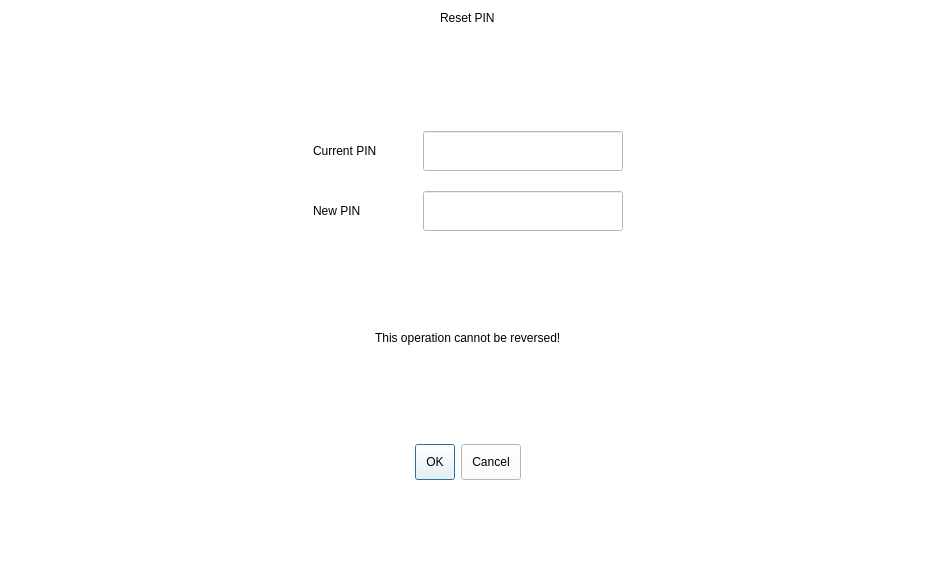
First picture: the form in resetpin.ui, repository arc-bphc/sims-gui, before the edit.
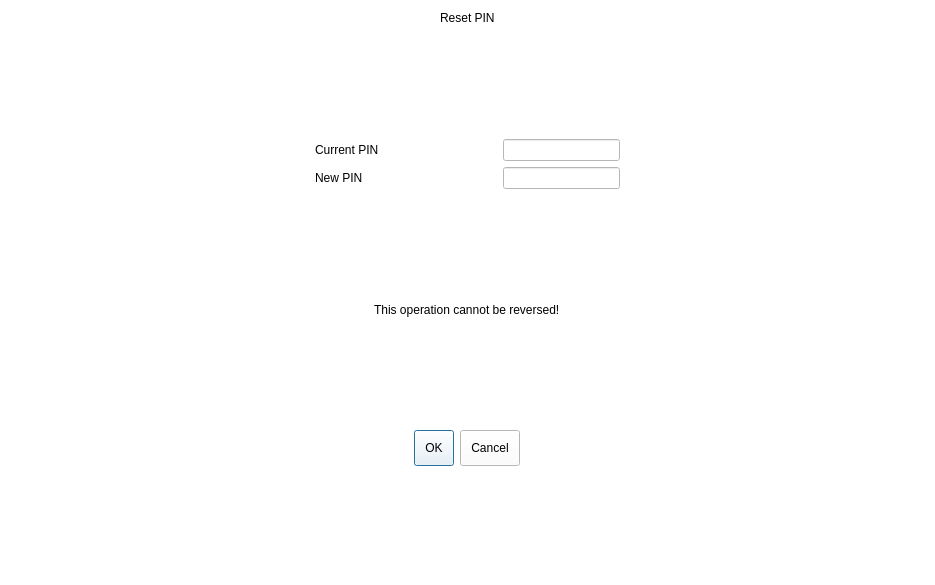
Second picture: the form after the edit.

Diff of the .ui file:
```diff
--- a/resetpin.ui
+++ b/resetpin.ui
@@ -21,46 +21,7 @@
   <layout class="QGridLayout" name="gridLayout_3">
    <item row="0" column="0">
     <layout class="QGridLayout" name="gridLayout_2">
-     <item row="3" column="1">
-      <spacer name="verticalSpacer">
-       <property name="orientation">
-        <enum>Qt::Vertical</enum>
-       </property>
-       <property name="sizeHint" stdset="0">
-        <size>
-         <width>20</width>
-         <height>40</height>
-        </size>
-       </property>
-      </spacer>
-     </item>
      <item row="7" column="1">
-      <spacer name="verticalSpacer_4">
-       <property name="orientation">
-        <enum>Qt::Vertical</enum>
-       </property>
-       <property name="sizeHint" stdset="0">
-        <size>
-         <width>20</width>
-         <height>40</height>
-        </size>
-       </property>
-      </spacer>
-     </item>
-     <item row="5" column="1">
-      <spacer name="verticalSpacer_3">
-       <property name="orientation">
-        <enum>Qt::Vertical</enum>
-       </property>
-       <property name="sizeHint" stdset="0">
-        <size>
-         <width>20</width>
-         <height>40</height>
-        </size>
-       </property>
-      </spacer>
-     </item>
-     <item row="1" column="1">
       <spacer name="verticalSpacer_2">
        <property name="orientation">
         <enum>Qt::Vertical</enum>
@@ -73,7 +34,20 @@
        </property>
       </spacer>
      </item>
-     <item row="0" column="1" alignment="Qt::AlignHCenter|Qt::AlignTop">
+     <item row="1" column="1">
+      <spacer name="verticalSpacer_4">
+       <property name="orientation">
+        <enum>Qt::Vertical</enum>
+       </property>
+       <property name="sizeHint" stdset="0">
+        <size>
+         <width>20</width>
+         <height>40</height>
+        </size>
+       </property>
+      </spacer>
+     </item>
+     <item row="0" column="1" alignment="Qt::AlignHCenter">
       <widget class="QLabel" name="label_5">
        <property name="sizePolicy">
         <sizepolicy hsizetype="Preferred" vsizetype="Fixed">
@@ -89,7 +63,7 @@
        </property>
       </widget>
      </item>
-     <item row="4" column="1" alignment="Qt::AlignHCenter|Qt::AlignTop">
+     <item row="4" column="1" alignment="Qt::AlignHCenter">
       <widget class="QLabel" name="label_6">
        <property name="sizePolicy">
         <sizepolicy hsizetype="Preferred" vsizetype="Fixed">
@@ -105,80 +79,37 @@
        </property>
       </widget>
      </item>
-     <item row="6" column="1" alignment="Qt::AlignHCenter|Qt::AlignTop">
-      <widget class="QDialogButtonBox" name="buttonBox">
-       <property name="standardButtons">
-        <set>QDialogButtonBox::Cancel|QDialogButtonBox::Ok</set>
-       </property>
-      </widget>
-     </item>
      <item row="2" column="1">
       <layout class="QGridLayout" name="gridLayout">
-       <property name="verticalSpacing">
-        <number>20</number>
-       </property>
+       <item row="0" column="2">
+        <widget class="QLineEdit" name="lineEdit">
+         <property name="maxLength">
+          <number>4</number>
+         </property>
+        </widget>
+       </item>
+       <item row="0" column="0">
+        <widget class="QLabel" name="label">
+         <property name="text">
+          <string>Current PIN</string>
+         </property>
+        </widget>
+       </item>
        <item row="1" column="0">
         <widget class="QLabel" name="label_2">
-         <property name="maximumSize">
-          <size>
-           <width>16777215</width>
-           <height>40</height>
-          </size>
-         </property>
          <property name="text">
           <string>New PIN</string>
          </property>
         </widget>
        </item>
-       <item row="0" column="0" alignment="Qt::AlignHCenter">
-        <widget class="QLabel" name="label">
-         <property name="maximumSize">
-          <size>
-           <width>16777215</width>
-           <height>40</height>
-          </size>
-         </property>
-         <property name="text">
-          <string>Current PIN</string>
-         </property>
-        </widget>
-       </item>
-       <item row="0" column="2">
-        <widget class="QLineEdit" name="lineEdit">
-         <property name="minimumSize">
-          <size>
-           <width>200</width>
-           <height>40</height>
-          </size>
-         </property>
-         <property name="text">
-          <string/>
-         </property>
-         <property name="maxLength">
-          <number>4</number>
-         </property>
-         <property name="echoMode">
-          <enum>QLineEdit::Password</enum>
-         </property>
-        </widget>
-       </item>
        <item row="1" column="2">
         <widget class="QLineEdit" name="lineEdit_2">
-         <property name="minimumSize">
-          <size>
-           <width>200</width>
-           <height>40</height>
-          </size>
-         </property>
          <property name="maxLength">
           <number>4</number>
          </property>
-         <property name="echoMode">
-          <enum>QLineEdit::Password</enum>
-         </property>
         </widget>
        </item>
-       <item row="0" column="1" rowspan="2">
+       <item row="1" column="1">
         <spacer name="horizontalSpacer_3">
          <property name="orientation">
           <enum>Qt::Horizontal</enum>
@@ -193,7 +124,40 @@
        </item>
       </layout>
      </item>
-     <item row="0" column="2">
+     <item row="3" column="1">
+      <spacer name="verticalSpacer_3">
+       <property name="orientation">
+        <enum>Qt::Vertical</enum>
+       </property>
+       <property name="sizeHint" stdset="0">
+        <size>
+         <width>20</width>
+         <height>40</height>
+        </size>
+       </property>
+      </spacer>
+     </item>
+     <item row="6" column="1" alignment="Qt::AlignHCenter">
+      <widget class="QDialogButtonBox" name="buttonBox">
+       <property name="standardButtons">
+        <set>QDialogButtonBox::Cancel|QDialogButtonBox::Ok</set>
+       </property>
+      </widget>
+     </item>
+     <item row="5" column="1">
+      <spacer name="verticalSpacer">
+       <property name="orientation">
+        <enum>Qt::Vertical</enum>
+       </property>
+       <property name="sizeHint" stdset="0">
+        <size>
+         <width>20</width>
+         <height>40</height>
+        </size>
+       </property>
+      </spacer>
+     </item>
+     <item row="3" column="2">
       <spacer name="horizontalSpacer_2">
        <property name="orientation">
         <enum>Qt::Horizontal</enum>
@@ -206,7 +170,7 @@
        </property>
       </spacer>
      </item>
-     <item row="0" column="0">
+     <item row="3" column="0">
       <spacer name="horizontalSpacer">
        <property name="orientation">
         <enum>Qt::Horizontal</enum>
```
Left out of the diff: 2 changed lines with no effect on the pictures.
